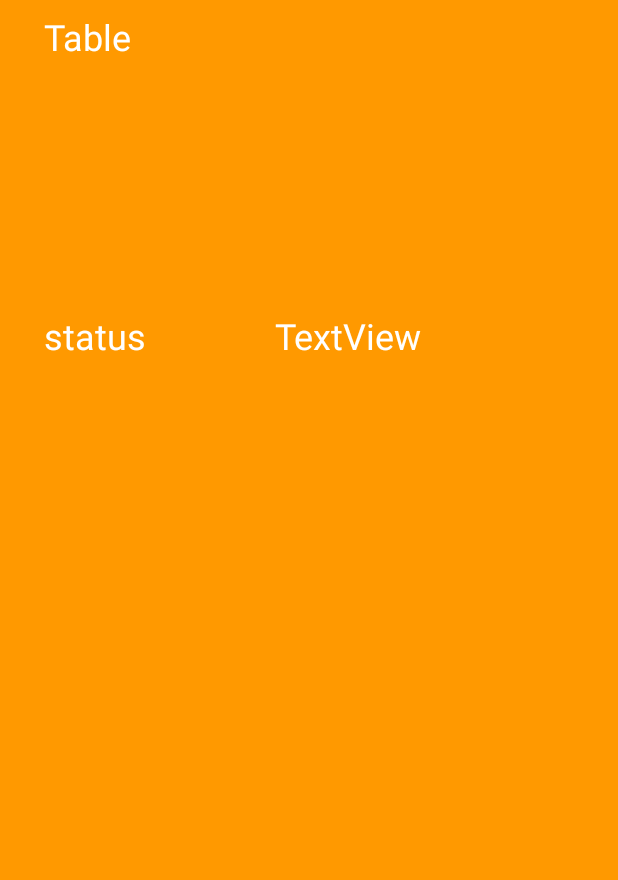
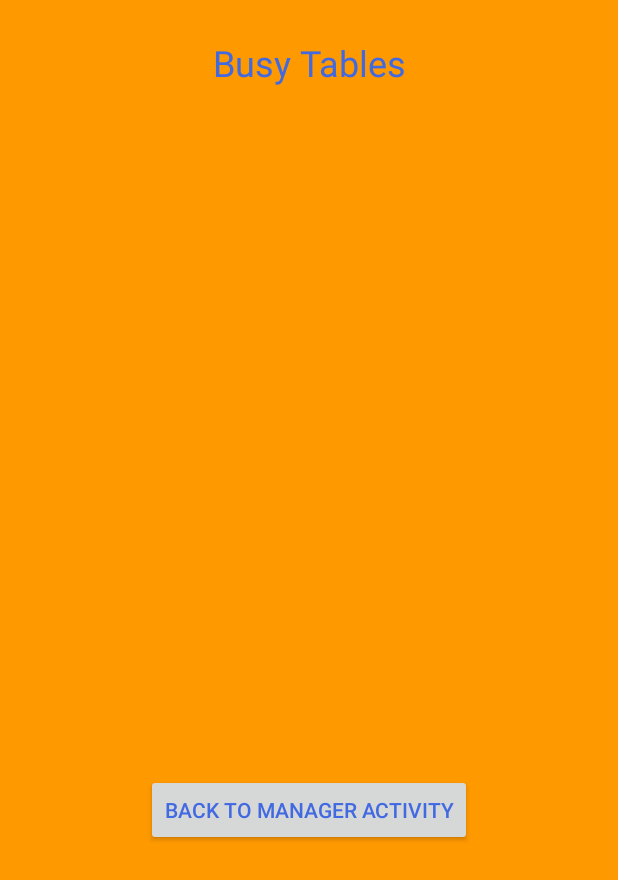
Before and after one commit to Pnaghavi/Table-Master, an Android app: the ManageTablesActivity screen opened directly, with no data from a screen before it, on a phone screen of 412 x 824 dp. Shown: the top 880 px of the screen. Run offline under Robolectric (Android 15) with nearby library versions, the phone set to English and light mode, and no system bars; our stand-ins replace Firebase (no records; nobody signed in at launch, a user with empty details on screens opened directly).

Commit message:
commit 2

```diff
--- a/app/src/main/java/edu/uw/pmpee590/tablemaster/ManageTablesActivity.kt
+++ b/app/src/main/java/edu/uw/pmpee590/tablemaster/ManageTablesActivity.kt
@@ -9,7 +9,10 @@ class ManageTablesActivity : AppCompatActivity() {
         super.onCreate(savedInstanceState)
         setContentView(R.layout.activity_manage_tables)
         var allTables= TablesDataA()
-        allTables.readBusy(tableText)
+        allTables.readBusy(tv_busyTables)
 
+        btn_back_mgr_act.setOnClickListener {
+            finish()
+        }
     }
 }
--- a/app/src/main/java/edu/uw/pmpee590/tablemaster/StaffActivity.kt
+++ b/app/src/main/java/edu/uw/pmpee590/tablemaster/StaffActivity.kt
@@ -228,6 +228,8 @@ class StaffActivity : AppCompatActivity(), BLE.Callback {
             if(currentTable.updateObjectInDB()) {
                 writeLine("START " + "id:"+currentTable.tableID)// this status means that the timer is running
             }
+            var v =getSystemService(Context.VIBRATOR_SERVICE) as Vibrator
+            v.vibrate(500)
 
         }
         else if(Status == "WARNING1")//this status means 30 seconds have pass
--- a/app/src/main/res/layout/activity_manage_tables.xml
+++ b/app/src/main/res/layout/activity_manage_tables.xml
@@ -6,37 +6,28 @@
         android:layout_width="match_parent"
         android:layout_height="match_parent"
         tools:context=".ManageTablesActivity">
-    <LinearLayout
-            android:orientation="horizontal"
-            android:layout_width="354dp"
-            android:layout_height="438dp" android:layout_marginTop="8dp"
-            app:layout_constraintTop_toTopOf="parent" app:layout_constraintStart_toStartOf="parent"
-            android:layout_marginStart="8dp" app:layout_constraintEnd_toEndOf="parent" android:layout_marginEnd="8dp">
-        <LinearLayout
-                android:orientation="vertical"
-                android:layout_width="154dp"
-                android:layout_height="match_parent">
-            <TextView
-                    android:text="Table"
-                    android:layout_width="match_parent"
-                    android:layout_height="199dp" android:id="@+id/textView2" android:textSize="24sp"/>
-            <TextView
-                    android:text="status"
-                    android:layout_width="match_parent"
-                    android:layout_height="wrap_content" android:id="@+id/textView9" android:textSize="24sp"/>
-        </LinearLayout>
-        <LinearLayout
-                android:orientation="vertical"
-                android:layout_width="match_parent"
-                android:layout_height="match_parent">
-            <TextView
-                    android:text="TextView"
-                    android:layout_width="match_parent"
-                    android:layout_height="199dp" android:id="@+id/tableText" android:textSize="24sp"/>
-            <TextView
-                    android:text="TextView"
-                    android:layout_width="match_parent"
-                    android:layout_height="80dp" android:id="@+id/statusText" android:textSize="24sp"/>
-        </LinearLayout>
-    </LinearLayout>
+
+    <TextView
+            android:text="Busy Tables"
+            android:layout_width="169dp"
+            android:layout_height="37dp"
+            android:id="@+id/tv_busy_tables_text" android:textAlignment="center"
+            android:layout_marginTop="25dp" app:layout_constraintTop_toTopOf="parent"
+            app:layout_constraintStart_toStartOf="parent" app:layout_constraintHorizontal_bias="0.5"
+            app:layout_constraintEnd_toEndOf="parent" android:textSize="24sp"/>
+    <TextView
+            android:text="TextView"
+            android:layout_width="327dp"
+            android:layout_height="154dp"
+            android:id="@+id/tv_busyTables" android:layout_marginTop="20dp"
+            app:layout_constraintTop_toBottomOf="@+id/tv_busy_tables_text" app:layout_constraintStart_toStartOf="parent"
+            app:layout_constraintHorizontal_bias="0.5" app:layout_constraintEnd_toEndOf="parent"
+            android:textSize="18sp"/>
+    <Button
+            android:text="Back to Manager Activity"
+            android:layout_width="wrap_content"
+            android:layout_height="wrap_content"
+            android:id="@+id/btn_back_mgr_act" app:layout_constraintStart_toStartOf="parent"
+            app:layout_constraintHorizontal_bias="0.5" app:layout_constraintEnd_toEndOf="parent"
+            android:layout_marginTop="279dp" app:layout_constraintTop_toBottomOf="@+id/tv_busyTables"/>
 </android.support.constraint.ConstraintLayout>
--- a/app/src/main/res/values/colors.xml
+++ b/app/src/main/res/values/colors.xml
@@ -7,9 +7,9 @@
     <color name="login_text_color">#E6FFE6</color>
     <color name="login_accent_color">#4DA6FF</color>
     <color name="staff_background_color">#00CC66</color>
-    <color name="staff_text_color">#FFFFFF</color>
+    <color name="staff_text_color">#4169E1</color>
     <color name="staff_accent_color">#33FF99</color>
     <color name="manager_background_color">#FF9900</color>
-    <color name="manager_text_color">#FFFFFF</color>
+    <color name="manager_text_color">#4169E1</color>
     <color name="manager_accent_color">#FFAD33</color>
 </resources>
```
Also changed, not shown: app/src/main/AndroidManifest.xml (+18 -6 lines), app/src/main/java/edu/uw/pmpee590/tablemaster/EditUserActivity.kt (added, +60 -0 lines), app/src/main/java/edu/uw/pmpee590/tablemaster/ManageUsersActivity.kt (+32 -14 lines), app/src/main/res/layout/activity_edit_user.xml (added, +79 -0 lines), app/src/main/res/layout/activity_list_users_row_item.xml (+5 -3 lines), app/src/main/res/layout/activity_main.xml (+21 -8 lines), app/src/main/res/layout/activity_manage_users.xml (+17 -6 lines), app/src/main/res/layout/activity_manager.xml (+7 -4 lines), app/src/main/res/layout/activity_register_new_user.xml (+24 -12 lines), app/src/main/res/layout/activity_staff.xml (+7 -7 lines), app/src/main/res/drawable/logo_restaurant.png (added), app/src/main/res/drawable/tm_login.png (added), app/src/main/res/drawable/tm_login2.png (added), 2 other files.
